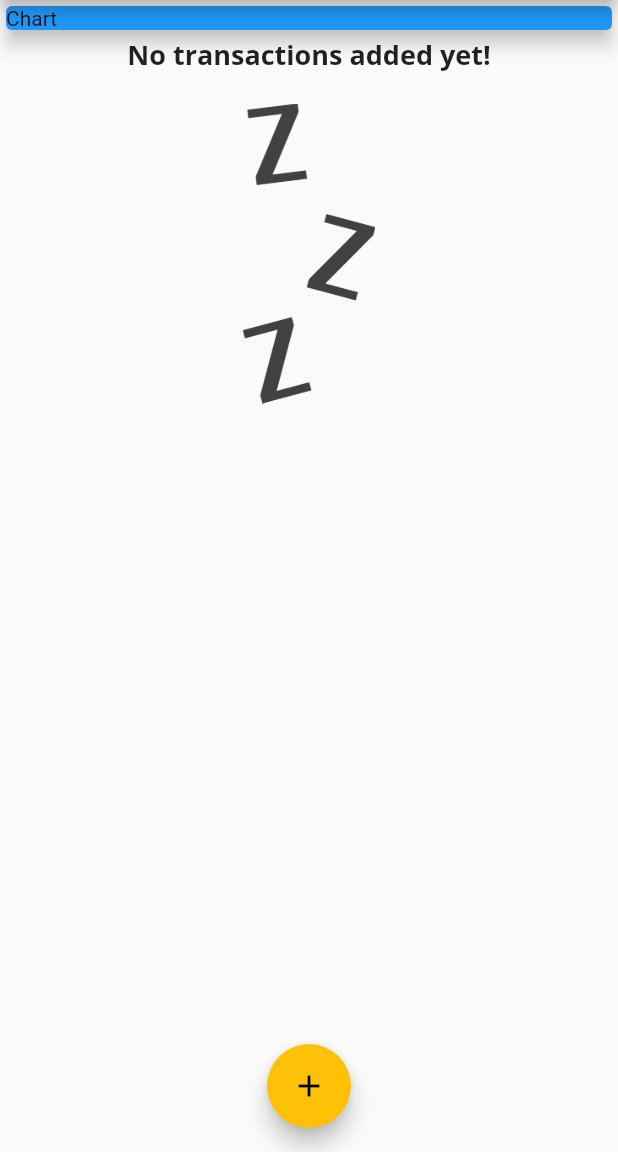
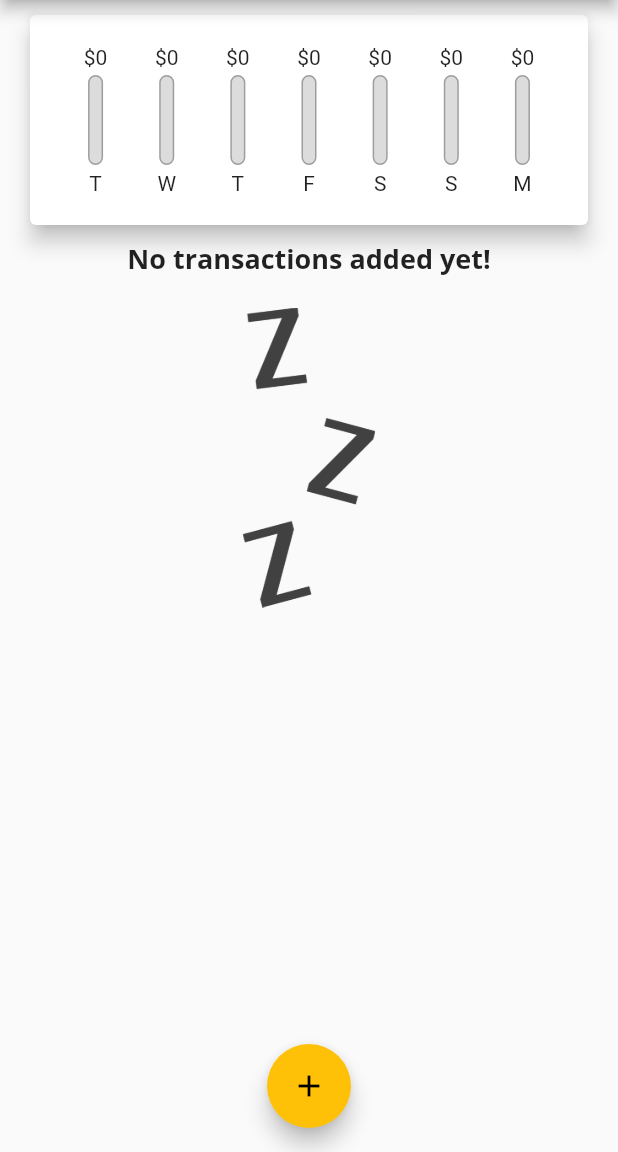
Before and after one commit to felixdusengimana/expense-tracker, a Flutter app: the screen it shows after launch, on a phone screen of 412 x 824 dp, the part 84-1236 px from its top. Run offline on Flutter 3.47's test engine with Material 2 defaults, Android fonts, the phone set to English and light mode, and no system bars.

Commit message:
feat: list tile and adding chart bars with stacked

```diff
--- a/lib/main.dart
+++ b/lib/main.dart
@@ -3,6 +3,7 @@ import 'package:flutter/material.dart';
 import './widgets/new_transaction.dart';
 import './models/transaction.dart';
 import './widgets/transaction_list.dart';
+import './widgets/chart.dart';
 
 void main() {
   runApp(MyApp());
@@ -40,6 +41,16 @@ class MyHomePage extends StatefulWidget {
 
 class _MyHomePageState extends State<MyHomePage> {
   final List<Transaction> _usertransactions = [];
+
+  List<Transaction> get _recentTransactions {
+    return _usertransactions.where((tx) {
+      return tx.dateTime.isAfter(
+        DateTime.now().subtract(
+          Duration(days: 7),
+        ),
+      );
+    }).toList();
+  }
 
   void _addNewTransaction(String title, double amount) {
     final newTx = Transaction(
@@ -80,14 +91,7 @@ class _MyHomePageState extends State<MyHomePage> {
         child: Column(
           crossAxisAlignment: CrossAxisAlignment.stretch,
           children: <Widget>[
-            Container(
-              width: double.infinity,
-              child: Card(
-                child: Text('Chart'),
-                elevation: 5,
-                color: Colors.blue,
-              ),
-            ),
+            Chart(_recentTransactions),
             TransactionList(_usertransactions),
           ],
         ),
--- /dev/null
+++ b/lib/widgets/chart.dart
@@ -0,0 +1,63 @@
+import 'package:flutter/material.dart';
+import 'package:intl/intl.dart';
+
+import '../models/transaction.dart';
+import './chart_bar.dart';
+
+class Chart extends StatelessWidget {
+  final List<Transaction> recentTransactions;
+  Chart(this.recentTransactions);
+
+  List<Map<String, Object>> get groupedTransactionValues {
+    return List.generate(7, (index) {
+      final weekDay = DateTime.now().subtract(Duration(days: index));
+      double totalSum = 0.0;
+
+      for (var i = 0; i <= recentTransactions.length - 1; i++) {
+        if (recentTransactions[i].dateTime.day == weekDay.day &&
+            recentTransactions[i].dateTime.month == weekDay.month &&
+            recentTransactions[i].dateTime.year == weekDay.year) {
+          totalSum += recentTransactions[i].amount;
+        }
+      }
+
+      return {'day': DateFormat.E().format(weekDay), 'amount': totalSum};
+    }).reversed.toList();
+  }
+
+  double get totalSpending {
+    return groupedTransactionValues.fold(0.0, (previousValue, element) {
+      return previousValue + (element['amount'] as double);
+    });
+  }
+
+  @override
+  Widget build(BuildContext context) {
+    return Card(
+      elevation: 6,
+      margin: EdgeInsets.symmetric(vertical: 10, horizontal: 20),
+      child: Container(
+        padding: EdgeInsets.all(10),
+        child: Padding(
+          padding: EdgeInsets.all(10),
+          child: Row(
+            mainAxisAlignment: MainAxisAlignment.spaceAround,
+            children: <Widget>[
+              ...groupedTransactionValues.map((e) {
+                return Flexible(
+                  fit: FlexFit.tight,
+                  child: ChartBar(
+                      e['day'].toString(),
+                      e['amount'] as double,
+                      totalSpending == 0.0
+                          ? 0.0
+                          : (e['amount'] as double) / totalSpending),
+                );
+              }).toList()
+            ],
+          ),
+        ),
+      ),
+    );
+  }
+}
--- /dev/null
+++ b/lib/widgets/chart_bar.dart
@@ -0,0 +1,47 @@
+import 'package:flutter/material.dart';
+
+class ChartBar extends StatelessWidget {
+  final String label;
+  final double spendingAmount;
+  final double spendingPercentageOfTotal;
+
+  ChartBar(this.label, this.spendingAmount, this.spendingPercentageOfTotal);
+
+  @override
+  Widget build(BuildContext context) {
+    return Column(
+      children: [
+        FittedBox(child: Text('\$${spendingAmount.toStringAsFixed(0)}')),
+        SizedBox(
+          height: 4,
+        ),
+        Container(
+          height: 60,
+          width: 10,
+          child: Stack(children: [
+            Container(
+              decoration: BoxDecoration(
+                border: Border.all(color: Colors.grey, width: 1.0),
+                color: Color.fromRGBO(220, 220, 220, 1),
+                borderRadius: BorderRadius.circular(10),
+              ),
+            ),
+            FractionallySizedBox(
+              heightFactor: spendingPercentageOfTotal,
+              child: Container(
+                decoration: BoxDecoration(
+                  color: Theme.of(context).primaryColor,
+                  borderRadius: BorderRadius.circular(10),
+                ),
+              ),
+            ),
+          ]),
+        ),
+        SizedBox(
+          height: 4,
+        ),
+        Text(label.substring(0, 1)),
+      ],
+    );
+  }
+}
--- a/lib/widgets/transaction_list.dart
+++ b/lib/widgets/transaction_list.dart
@@ -27,6 +27,43 @@ class TransactionList extends StatelessWidget {
             : ListView.builder(
                 itemBuilder: (ctx, index) {
                   return Card(
+                    margin: EdgeInsets.symmetric(horizontal: 8, vertical: 5),
+                    elevation: 5,
+                    child: ListTile(
+                      leading: CircleAvatar(
+                        radius: 30,
+                        child: Padding(
+                          padding: EdgeInsets.all(6),
+                          child: FittedBox(
+                            child: Text(
+                                '\$${transactions[index].amount.toStringAsFixed(2)}'),
+                          ),
+                        ),
+                      ),
+                      title: Text(
+                        transactions[index].title,
+                        style: Theme.of(context).textTheme.headline6,
+                      ),
+                      subtitle: Text(
+                        DateFormat.yMMMd().format(transactions[index].dateTime),
+                        style: TextStyle(color: Colors.grey),
+                      ),
+                      trailing: Icon(Icons.delete),
+                    ),
+                  );
+                },
+                itemCount: transactions.length,
+                // children: <Widget>[
+                //   ...transactions.map((tx) {
+
+                //   }).toList()
+                // ],
+              ));
+  }
+}
+
+/*
+Card(
                     child: Row(
                       children: <Widget>[
                         Container(
@@ -62,13 +99,4 @@ class TransactionList extends StatelessWidget {
                       ],
                     ),
                   );
-                },
-                itemCount: transactions.length,
-                // children: <Widget>[
-                //   ...transactions.map((tx) {
-
-                //   }).toList()
-                // ],
-              ));
-  }
-}
+                  */
```
